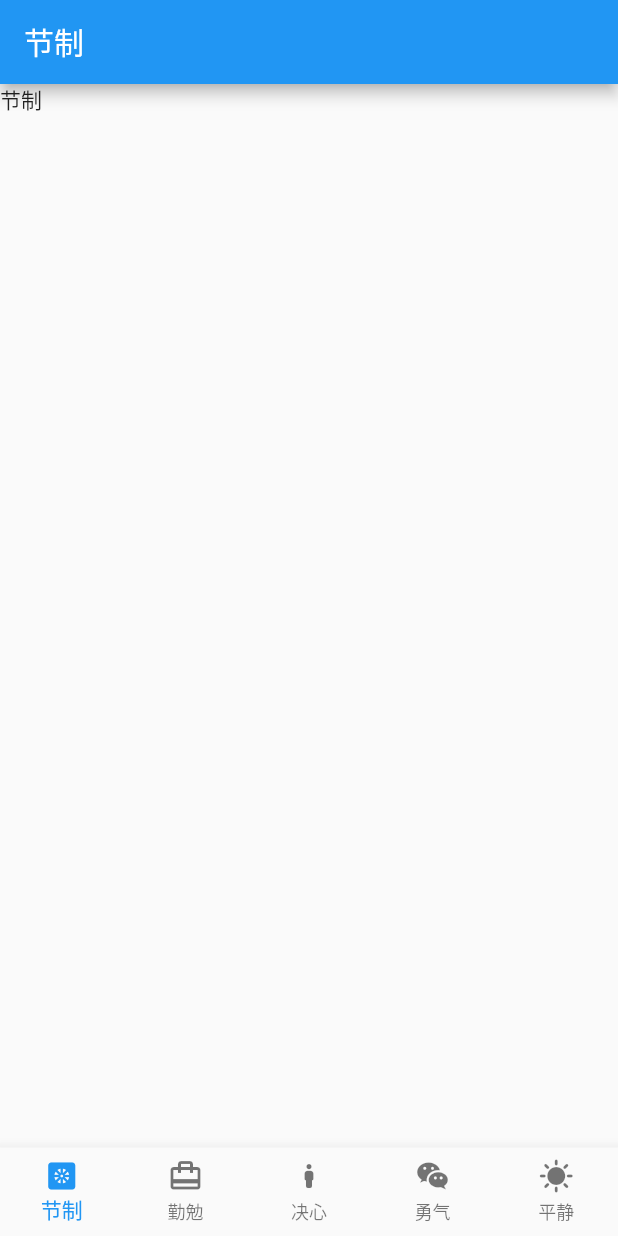
After one commit to AlexanderYeah/AwsomeFlutterPlayground, a Flutter app: the screen it shows after launch, on a phone screen of 412 x 824 dp. The commit adds this screen. Run offline on Flutter 3.47's test engine with Material 2 defaults, Android fonts, the phone set to English and light mode, and no system bars.

Commit message:
C1->框架搭建，底部tabbar。

```diff
--- /dev/null
+++ b/awsome_flutter/lib/tabs/jieZhi.dart
@@ -0,0 +1,20 @@
+import 'package:flutter/material.dart';
+
+class JieZhiPage extends StatefulWidget {
+  const JieZhiPage({super.key});
+
+  @override
+  State<JieZhiPage> createState() => _JieZhiPageState();
+}
+
+class _JieZhiPageState extends State<JieZhiPage> {
+  @override
+  Widget build(BuildContext context) {
+    return Scaffold(
+      appBar: AppBar(
+        title: Text("节制"),
+      ),
+      body: Text("节制"),
+    );
+  }
+}
--- /dev/null
+++ b/awsome_flutter/lib/tabs/tab.dart
@@ -0,0 +1,29 @@
+import 'package:flutter/material.dart';
+import 'jieZhi.dart';
+
+class Tabs extends StatefulWidget {
+  const Tabs({super.key});
+
+  @override
+  State<Tabs> createState() => _TabsState();
+}
+
+class _TabsState extends State<Tabs> {
+  @override
+  Widget build(BuildContext context) {
+    return Scaffold(
+      bottomNavigationBar: BottomNavigationBar(
+          type: BottomNavigationBarType.fixed,
+          currentIndex: 0,
+          items: [
+            BottomNavigationBarItem(icon: Icon(Icons.heat_pump), label: "节制"),
+            BottomNavigationBarItem(icon: Icon(Icons.card_travel), label: "勤勉"),
+            BottomNavigationBarItem(icon: Icon(Icons.boy_rounded), label: "决心"),
+            BottomNavigationBarItem(
+                icon: Icon(Icons.wechat_rounded), label: "勇气"),
+            BottomNavigationBarItem(icon: Icon(Icons.sunny), label: "平静"),
+          ]),
+      body: JieZhiPage(),
+    );
+  }
+}
```
Also changed, not shown: awsome_flutter/lib/main.dart (+6 -100 lines), awsome_flutter/lib/tabs/jueXin.dart (added, +20 -0 lines), awsome_flutter/lib/tabs/pingJing.dart (added, +20 -0 lines), awsome_flutter/lib/tabs/qinMian.dart (added, +20 -0 lines), awsome_flutter/lib/tabs/yongQi.dart (added, +20 -0 lines).
